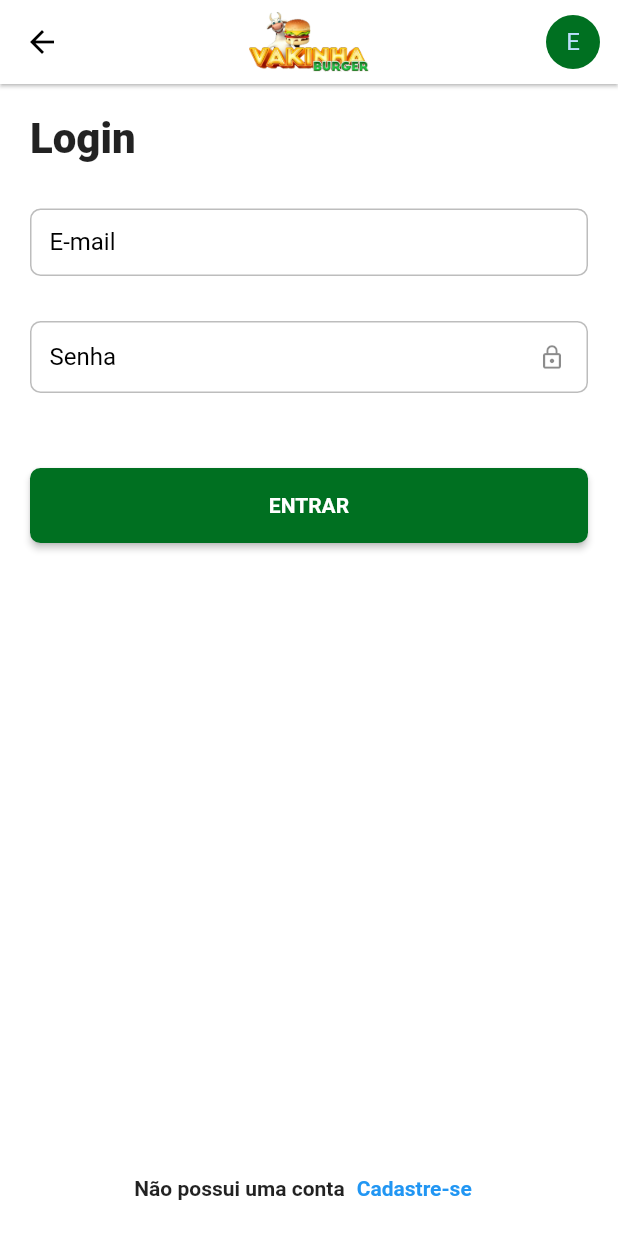
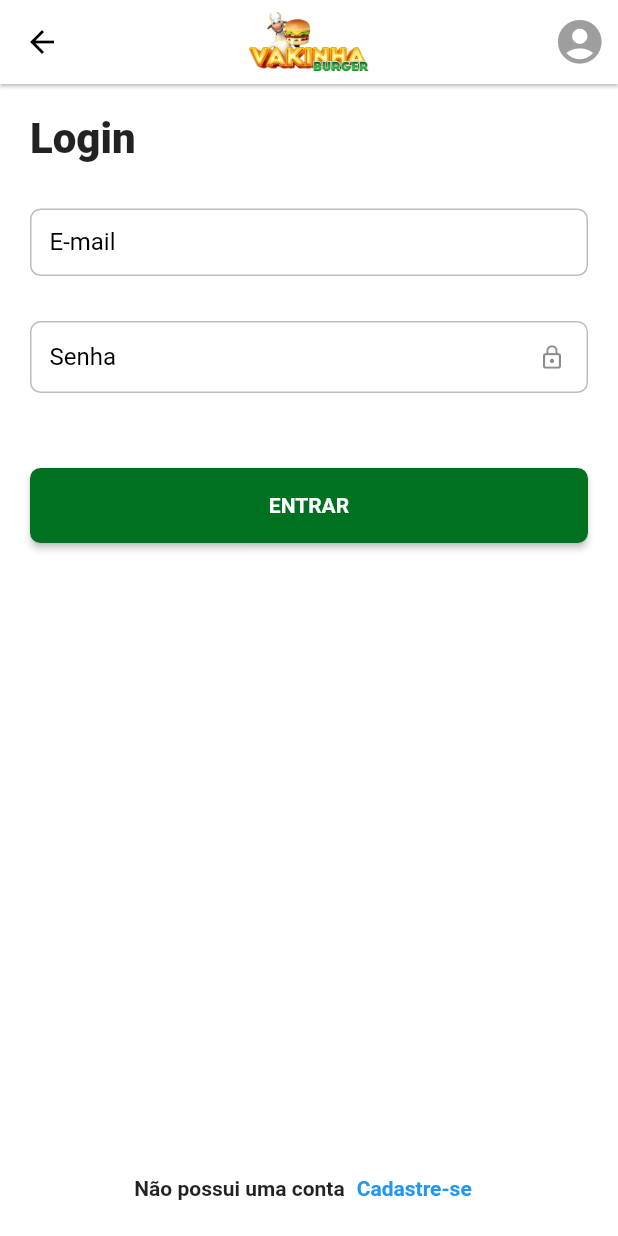
Before and after one commit to ezequiasmelo/dw9-delivery, a Flutter app: the LoginPage screen opened by its route, on a phone screen of 412 x 824 dp. Run offline on Flutter 3.47's test engine with Material 2 defaults, Android fonts, the phone set to English and light mode, and no system bars; our stand-ins replace bloc, dio, equatable, flutter_bloc, loading_animation_widget, mask_text_input_formatter and 2 more; missing offline and left inert: flutter_awesome_select, match, validatorless; accounts and stored records are empty; network calls fail; Roboto replaces fonts that are missing (mplus1).

Commit message:
alterado o circleavatar no appbaar

```diff
--- a/dw9_delivery_app/lib/app/core/ui/widgets/circle_avatart_custom.dart
+++ b/dw9_delivery_app/lib/app/core/ui/widgets/circle_avatart_custom.dart
@@ -1,16 +1,50 @@
-import 'package:dw9_delivery_app/app/core/ui/styles/colors_app.dart';
+import 'dart:developer';
+
 import 'package:flutter/material.dart';
+import 'package:shared_preferences/shared_preferences.dart';
 
-class CircleAvatarCustom extends StatelessWidget {
+class CircleAvatarCustom extends StatefulWidget {
   const CircleAvatarCustom({
     Key? key,
   }) : super(key: key);
 
   @override
+  State<CircleAvatarCustom> createState() => _CircleAvatarCustomState();
+}
+
+class _CircleAvatarCustomState extends State<CircleAvatarCustom> {
+  bool isAuthenticate = true;
+
+  @override
+  void initState() {
+    super.initState();
+    verifyIsAuthenticate();
+  }
+
+  Future<void> verifyIsAuthenticate() async {
+    final sp = await SharedPreferences.getInstance();
+    // await sp.remove('accessToken');
+    log(sp.getString('accessToken').toString());
+    if (!sp.containsKey('accessToken')) {
+      log('teste');
+      isAuthenticate = false;
+    }
+  }
+
+  @override
   Widget build(BuildContext context) {
-    return CircleAvatar(
-      backgroundColor: context.colors.primary,
-      child: const Text('E'),
+    return Visibility(
+      visible: isAuthenticate,
+      child: IconButton(
+        iconSize: 35,
+        onPressed: () {
+          Navigator.of(context).popAndPushNamed('/profile');
+        },
+        icon: const Icon(
+          Icons.account_circle,
+          color: Colors.grey,
+        ),
+      ),
     );
   }
 }
--- a/dw9_delivery_app/lib/app/core/ui/widgets/delivery_appbar.dart
+++ b/dw9_delivery_app/lib/app/core/ui/widgets/delivery_appbar.dart
@@ -12,9 +12,6 @@ class DeliveryAppbar extends AppBar {
               width: 80,
             ),
             actions: <Widget>[
-              const Padding(
-                padding: EdgeInsets.all(10.0),
-                child: CircleAvatarCustom(),
-              )
+              const CircleAvatarCustom(),
             ]);
 }
--- a/dw9_delivery_app/lib/app/dw9_delivery_app.dart
+++ b/dw9_delivery_app/lib/app/dw9_delivery_app.dart
@@ -1,3 +1,4 @@
+import 'package:dw9_delivery_app/app/pages/profile/profile_page.dart';
 import 'package:flutter/material.dart';
 
 import 'core/global/global_context.dart';
@@ -33,7 +34,8 @@ class Dw9DeliveryApp extends StatelessWidget {
           '/auth/login': (context) => LoginRouter.page,
           '/auth/register': (context) => RegisterRouter.page,
           '/order': (context) => OrderRouter.page,
-          '/order/completed': (context) => const OrderCompletedPage()
+          '/order/completed': (context) => const OrderCompletedPage(),
+          '/profile': (context) => const ProfilePage()
         },
       ),
     );
```
Also changed, not shown: dw9_delivery_app/lib/app/pages/profile/profile_page.dart (added, +15 -0 lines).
